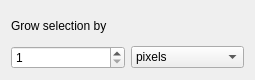
This is krita/plugins/extensions/modify_selection/wdg_grow_selection.ui in KDE/krita as Qt 5 draws it before an edit. The edited form follows.
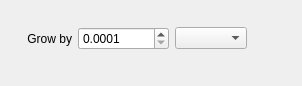
This is the edited form.

Commit message:
Rework modify selection dialogs.
Add all supported units by KoUnit to border, feather, grow and shrink
selection dialogs.
Fix the layout of the dialogs.

Thanks to Boudewijn Rempt for review.
Thanks to Sven Langkamp for his help.

```diff
--- a/krita/plugins/extensions/modify_selection/wdg_grow_selection.ui
+++ b/krita/plugins/extensions/modify_selection/wdg_grow_selection.ui
@@ -6,40 +6,117 @@
    <rect>
     <x>0</x>
     <y>0</y>
-    <width>255</width>
-    <height>80</height>
+    <width>302</width>
+    <height>86</height>
    </rect>
   </property>
   <layout class="QGridLayout">
-   <item row="1" column="0">
-    <widget class="QSpinBox" name="radiusSpinBox">
-     <property name="minimum">
-      <number>1</number>
-     </property>
-     <property name="maximum">
-      <number>10000</number>
-     </property>
-     <property name="value">
-      <number>1</number>
-     </property>
-    </widget>
+   <item row="1" column="3">
+    <widget class="QComboBox" name="cmbUnit"/>
    </item>
    <item row="1" column="1">
-    <widget class="QComboBox" name="comboBox1">
-     <item>
-      <property name="text">
-       <string>pixels</string>
-      </property>
-     </item>
-    </widget>
-   </item>
-   <item row="0" column="0">
     <widget class="QLabel" name="textLabel1">
      <property name="text">
-      <string>Grow selection by</string>
+      <string>Grow by</string>
      </property>
+     <property name="alignment">
+      <set>Qt::AlignRight|Qt::AlignTrailing|Qt::AlignVCenter</set>
+     </property>
     </widget>
    </item>
+   <item row="2" column="1">
+    <spacer name="verticalSpacer_2">
+     <property name="orientation">
+      <enum>Qt::Vertical</enum>
+     </property>
+     <property name="sizeType">
+      <enum>QSizePolicy::MinimumExpanding</enum>
+     </property>
+     <property name="sizeHint" stdset="0">
+      <size>
+       <width>20</width>
+       <height>16</height>
+      </size>
+     </property>
+    </spacer>
+   </item>
+   <item row="0" column="1">
+    <spacer name="verticalSpacer">
+     <property name="orientation">
+      <enum>Qt::Vertical</enum>
+     </property>
+     <property name="sizeType">
+      <enum>QSizePolicy::Fixed</enum>
+     </property>
+     <property name="sizeHint" stdset="0">
+      <size>
+       <width>20</width>
+       <height>16</height>
+      </size>
+     </property>
+    </spacer>
+   </item>
+   <item row="1" column="2">
+    <widget class="QSpinBox" name="spbGrowValue">
+     <property name="minimum">
+      <number>1</number>
+     </property>
+     <property name="maximum">
+      <number>100000</number>
+     </property>
+     <property name="value">
+      <number>1</number>
+     </property>
+    </widget>
+   </item>
+   <item row="1" column="2">
+    <widget class="QDoubleSpinBox" name="spbGrowValueDouble">
+     <property name="decimals">
+      <number>4</number>
+     </property>
+     <property name="minimum">
+      <double>0.000100000000000</double>
+     </property>
+     <property name="maximum">
+      <double>10000.000000000000000</double>
+     </property>
+     <property name="singleStep">
+      <double>0.100000000000000</double>
+     </property>
+    </widget>
+   </item>
+   <item row="1" column="0">
+    <spacer name="horizontalSpacer">
+     <property name="orientation">
+      <enum>Qt::Horizontal</enum>
+     </property>
+     <property name="sizeType">
+      <enum>QSizePolicy::Fixed</enum>
+     </property>
+     <property name="sizeHint" stdset="0">
+      <size>
+       <width>16</width>
+       <height>20</height>
+      </size>
+     </property>
+    </spacer>
+   </item>
+   <item row="1" column="4">
+    <spacer name="horizontalSpacer_2">
+     <property name="orientation">
+      <enum>Qt::Horizontal</enum>
+     </property>
+     <property name="sizeType">
+      <enum>QSizePolicy::MinimumExpanding</enum>
+     </property>
+     <property name="sizeHint" stdset="0">
+      <size>
+       <width>16</width>
+       <height>20</height>
+      </size>
+     </property>
+    </spacer>
+   </item>
   </layout>
  </widget>
  <tabstops>
```
Left out of the diff: 4 changed lines with no effect on the pictures. The commit also changes 12 other files.
